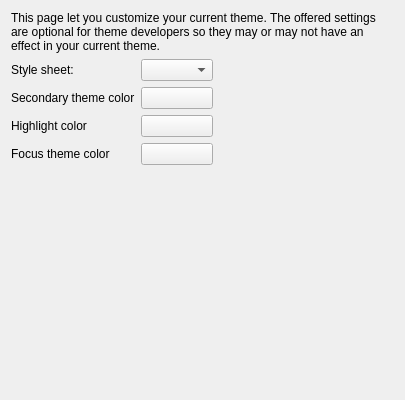
southseact-3d/fcd, file src/Gui/PreferencePages/DlgSettingsTheme.ui: the form before one commit.
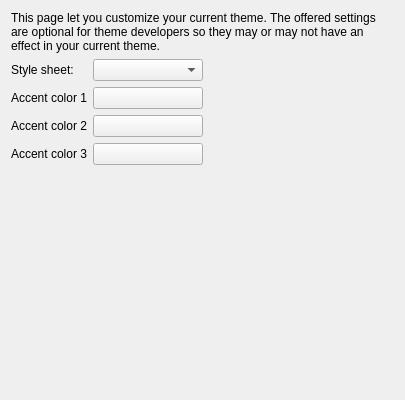
The form after the commit. Custom widgets are drawn as their Qt base class.

Commit message: Pref Theme : Change name of colors.

What changed in the file:
```diff
--- a/src/Gui/PreferencePages/DlgSettingsTheme.ui
+++ b/src/Gui/PreferencePages/DlgSettingsTheme.ui
@@ -45,12 +45,12 @@
        <item row="1" column="0">
         <widget class="QLabel">
          <property name="text">
-          <string>Secondary theme color</string>
+          <string>Accent color 1</string>
          </property>
         </widget>
        </item>
        <item row="1" column="1">
-        <widget class="Gui::PrefColorButton" name="ThemeSecondaryColor">
+        <widget class="Gui::PrefColorButton" name="ThemeAccentColor1">
          <property name="sizePolicy">
           <sizepolicy hsizetype="MinimumExpanding" vsizetype="Fixed">
            <horstretch>0</horstretch>
@@ -78,12 +78,12 @@
        <item row="2" column="0">
         <widget class="QLabel">
          <property name="text">
-          <string>Highlight color</string>
+          <string>Accent color 2</string>
          </property>
         </widget>
        </item>
        <item row="2" column="1">
-        <widget class="Gui::PrefColorButton" name="ThemeHighlightColor">
+        <widget class="Gui::PrefColorButton" name="ThemeAccentColor2">
          <property name="sizePolicy">
           <sizepolicy hsizetype="MinimumExpanding" vsizetype="Fixed">
            <horstretch>0</horstretch>
@@ -111,12 +111,12 @@
        <item row="3" column="0">
         <widget class="QLabel">
          <property name="text">
-          <string>Focus theme color</string>
+          <string>Accent color 3</string>
          </property>
         </widget>
        </item>
        <item row="3" column="1">
-        <widget class="Gui::PrefColorButton" name="ThemeFocusColor">
+        <widget class="Gui::PrefColorButton" name="ThemeAccentColor3">
          <property name="sizePolicy">
           <sizepolicy hsizetype="MinimumExpanding" vsizetype="Fixed">
            <horstretch>0</horstretch>
```
Left out of the diff: 6 changed lines with no effect on the pictures. The commit also changes 1 other file.
